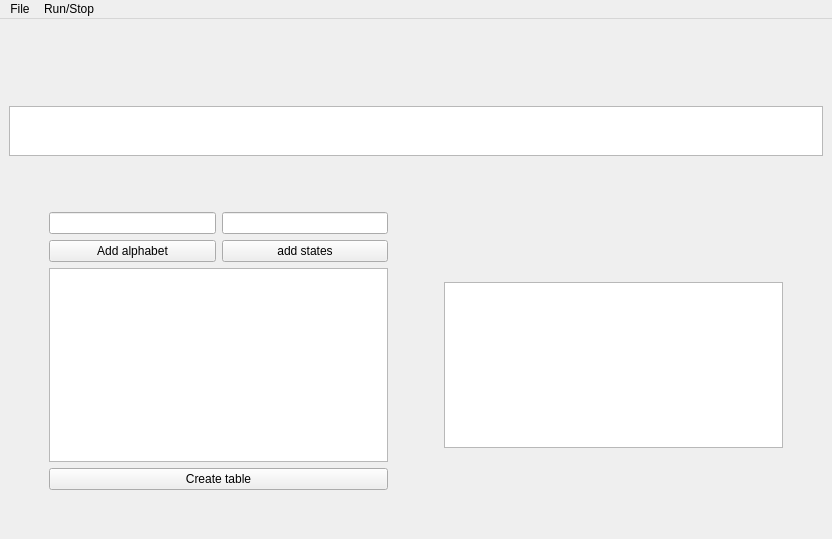
Old version of the form mainwindow.ui in the repository RePlay-h/TuringMachineSimulator.
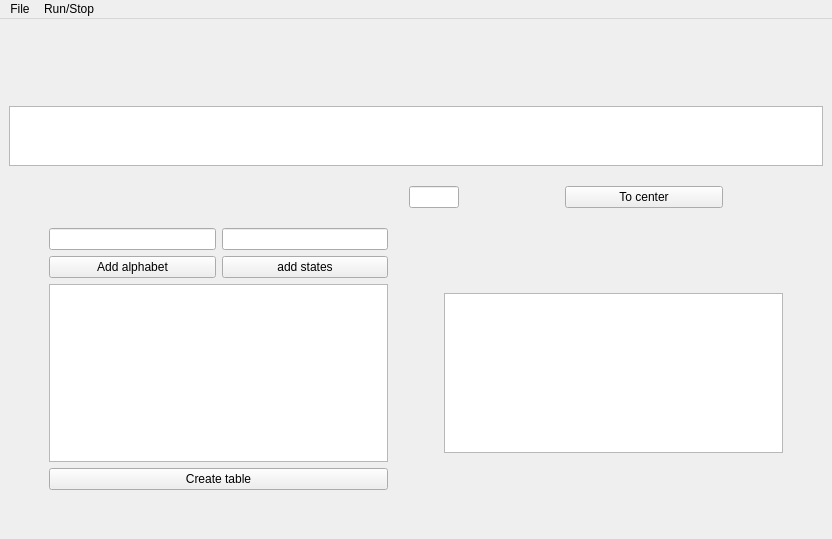
New version of the form. Icons and pictures are not drawn.

Commit message: Feat: Create initial feed display Feat: Create a function for entering a word on a ribbon element Fix: Remove include myutility.h

What changed in the file:
```diff
--- a/mainwindow.ui
+++ b/mainwindow.ui
@@ -33,41 +33,9 @@
   </property>
   <widget class="QWidget" name="CentralWidget">
    <layout class="QGridLayout" name="gridLayout_2">
-    <item row="1" column="2">
-     <spacer name="horizontalSpacer">
+    <item row="7" column="2">
+     <spacer name="verticalSpacer_6">
       <property name="orientation">
-       <enum>Qt::Horizontal</enum>
-      </property>
-      <property name="sizeType">
-       <enum>QSizePolicy::Expanding</enum>
-      </property>
-      <property name="sizeHint" stdset="0">
-       <size>
-        <width>200</width>
-        <height>20</height>
-       </size>
-      </property>
-     </spacer>
-    </item>
-    <item row="3" column="0" colspan="3">
-     <widget class="QListWidget" name="CommandLine">
-      <property name="minimumSize">
-       <size>
-        <width>0</width>
-        <height>50</height>
-       </size>
-      </property>
-      <property name="maximumSize">
-       <size>
-        <width>16777215</width>
-        <height>50</height>
-       </size>
-      </property>
-     </widget>
-    </item>
-    <item row="4" column="1">
-     <spacer name="verticalSpacer_3">
-      <property name="orientation">
        <enum>Qt::Vertical</enum>
       </property>
       <property name="sizeType">
@@ -76,23 +44,7 @@
       <property name="sizeHint" stdset="0">
        <size>
         <width>20</width>
-        <height>50</height>
-       </size>
-      </property>
-     </spacer>
-    </item>
-    <item row="0" column="1">
-     <spacer name="verticalSpacer_2">
-      <property name="orientation">
-       <enum>Qt::Vertical</enum>
-      </property>
-      <property name="sizeType">
-       <enum>QSizePolicy::Fixed</enum>
-      </property>
-      <property name="sizeHint" stdset="0">
-       <size>
-        <width>20</width>
-        <height>20</height>
+        <height>40</height>
        </size>
       </property>
      </spacer>
@@ -128,6 +80,99 @@
       </property>
      </widget>
     </item>
+    <item row="3" column="0" colspan="3">
+     <widget class="QListWidget" name="CommandLine">
+      <property name="sizePolicy">
+       <sizepolicy hsizetype="Expanding" vsizetype="Fixed">
+        <horstretch>0</horstretch>
+        <verstretch>0</verstretch>
+       </sizepolicy>
+      </property>
+      <property name="minimumSize">
+       <size>
+        <width>0</width>
+        <height>60</height>
+       </size>
+      </property>
+      <property name="maximumSize">
+       <size>
+        <width>16777215</width>
+        <height>100</height>
+       </size>
+      </property>
+      <property name="font">
+       <font>
+        <family>DejaVu Sans</family>
+        <pointsize>7</pointsize>
+       </font>
+      </property>
+      <property name="autoScrollMargin">
+       <number>0</number>
+      </property>
+      <property name="isWrapping" stdset="0">
+       <bool>true</bool>
+      </property>
+     </widget>
+    </item>
+    <item row="2" column="1">
+     <spacer name="verticalSpacer">
+      <property name="orientation">
+       <enum>Qt::Vertical</enum>
+      </property>
+      <property name="sizeType">
+       <enum>QSizePolicy::Fixed</enum>
+      </property>
+      <property name="sizeHint" stdset="0">
+       <size>
+        <width>20</width>
+        <height>2</height>
+       </size>
+      </property>
+     </spacer>
+    </item>
+    <item row="4" column="2">
+     <layout class="QHBoxLayout" name="horizontalLayout">
+      <item>
+       <spacer name="horizontalSpacer_6">
+        <property name="orientation">
+         <enum>Qt::Horizontal</enum>
+        </property>
+        <property name="sizeType">
+         <enum>QSizePolicy::Fixed</enum>
+        </property>
+        <property name="sizeHint" stdset="0">
+         <size>
+          <width>100</width>
+          <height>20</height>
+         </size>
+        </property>
+       </spacer>
+      </item>
+      <item>
+       <widget class="QPushButton" name="ToCenterButton">
+        <property name="text">
+         <string>To center</string>
+        </property>
+       </widget>
+      </item>
+      <item>
+       <spacer name="horizontalSpacer_7">
+        <property name="orientation">
+         <enum>Qt::Horizontal</enum>
+        </property>
+        <property name="sizeType">
+         <enum>QSizePolicy::Fixed</enum>
+        </property>
+        <property name="sizeHint" stdset="0">
+         <size>
+          <width>100</width>
+          <height>20</height>
+         </size>
+        </property>
+       </spacer>
+      </item>
+     </layout>
+    </item>
     <item row="6" column="0" colspan="3">
      <layout class="QGridLayout" name="gridLayout">
       <item row="1" column="3">
@@ -270,19 +315,35 @@
        <enum>Qt::Horizontal</enum>
       </property>
       <property name="sizeType">
-       <enum>QSizePolicy::Expanding</enum>
+       <enum>QSizePolicy::Fixed</enum>
       </property>
       <property name="sizeHint" stdset="0">
        <size>
-        <width>200</width>
+        <width>400</width>
         <height>20</height>
        </size>
       </property>
      </spacer>
     </item>
-    <item row="2" column="1">
-     <spacer name="verticalSpacer">
+    <item row="1" column="2">
+     <spacer name="horizontalSpacer">
       <property name="orientation">
+       <enum>Qt::Horizontal</enum>
+      </property>
+      <property name="sizeType">
+       <enum>QSizePolicy::Fixed</enum>
+      </property>
+      <property name="sizeHint" stdset="0">
+       <size>
+        <width>358</width>
+        <height>20</height>
+       </size>
+      </property>
+     </spacer>
+    </item>
+    <item row="0" column="1">
+     <spacer name="verticalSpacer_2">
+      <property name="orientation">
        <enum>Qt::Vertical</enum>
       </property>
       <property name="sizeType">
@@ -291,13 +352,13 @@
       <property name="sizeHint" stdset="0">
        <size>
         <width>20</width>
-        <height>2</height>
+        <height>20</height>
        </size>
       </property>
      </spacer>
     </item>
-    <item row="7" column="2">
-     <spacer name="verticalSpacer_6">
+    <item row="4" column="0">
+     <spacer name="verticalSpacer_3">
       <property name="orientation">
        <enum>Qt::Vertical</enum>
       </property>
@@ -306,12 +367,15 @@
       </property>
       <property name="sizeHint" stdset="0">
        <size>
-        <width>20</width>
-        <height>40</height>
+        <width>10</width>
+        <height>50</height>
        </size>
       </property>
      </spacer>
     </item>
+    <item row="4" column="1">
+     <widget class="QLineEdit" name="EnterWordLine"/>
+    </item>
    </layout>
   </widget>
   <widget class="QMenuBar" name="menubar">
```
The commit also changes 2 other files.
